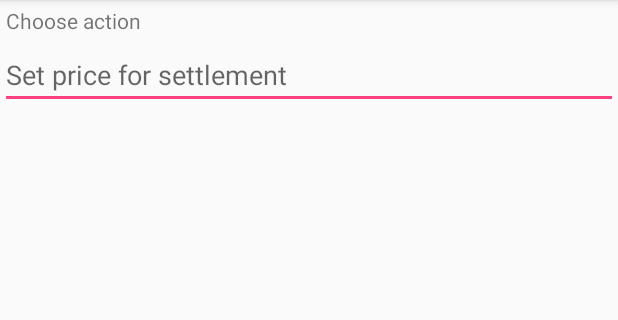
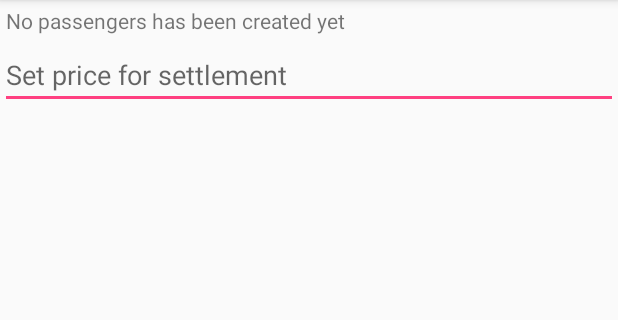
Before and after one commit to vladabraha/Carpool, an Android app: the PassengerSettlement screen opened directly, with no data from a screen before it, on a phone screen of 412 x 824 dp, the part 84-404 px from its top. Run offline under Robolectric (Android 15) with nearby library versions, the light colour scheme and no system bars; our stand-ins replace Firebase (no records; nobody signed in at launch, a user with empty details on screens opened directly).

Commit message:
Change in log out activity and added app icon

```diff
--- a/app/src/main/AndroidManifest.xml
+++ b/app/src/main/AndroidManifest.xml
@@ -11,7 +11,7 @@
 
     <application
         android:allowBackup="true"
-        android:icon="@mipmap/ic_launcher"
+        android:icon="@mipmap/ic_launcher_carpool"
         android:label="@string/app_name"
         android:roundIcon="@mipmap/ic_launcher_round"
         android:supportsRtl="true"
--- a/app/src/main/java/cz/uhk/fim/brahavl1/carpoolv4/Activities/PassengerSettlement.java
+++ b/app/src/main/java/cz/uhk/fim/brahavl1/carpoolv4/Activities/PassengerSettlement.java
@@ -36,12 +36,14 @@ public class PassengerSettlement extends AppCompatActivity implements PassengerS
     private DatabaseConnector databaseConnector;
     private ArrayList<Passenger> listPassenger;
 
-
+    private TextView textViewSettlementInformation;
 
     @Override
     protected void onCreate(Bundle savedInstanceState) {
         super.onCreate(savedInstanceState);
         setContentView(R.layout.activity_passenger_settlement);
+
+        textViewSettlementInformation = findViewById(R.id.textViewSettlementInformation);
 
         mRecyclerView = (RecyclerView) findViewById(R.id.recycler_view_settlement); //sem hodit z tyhle aktivity id recycler view
         mLayoutManager = new LinearLayoutManager(this); //nechat
@@ -79,6 +81,12 @@ public class PassengerSettlement extends AppCompatActivity implements PassengerS
                 mAdapter = new PassengerSettlementRecyclerViewAdapter(listPassenger);
                 mRecyclerView.setAdapter(mAdapter);
                 mAdapter.setOnButtonActionListener(PassengerSettlement.this);
+
+                if (listPassenger.isEmpty()){
+                    textViewSettlementInformation.setText("No passengers has been created yet");
+                }else{
+                    textViewSettlementInformation.setText("Choose action");
+                }
             }
 
             @Override
--- a/app/src/main/res/layout/activity_passenger_settlement.xml
+++ b/app/src/main/res/layout/activity_passenger_settlement.xml
@@ -8,6 +8,7 @@
     android:orientation="vertical">
 
     <TextView
+        android:id="@+id/textViewSettlementInformation"
         android:text="Choose action"
         android:textSize="14dp"
         android:layout_margin="4dp"
--- a/app/src/main/res/mipmap-anydpi-v26/ic_launcher.xml
+++ /dev/null
@@ -1,5 +0,0 @@
-<?xml version="1.0" encoding="utf-8"?>
-<adaptive-icon xmlns:android="http://schemas.android.com/apk/res/android">
-    <background android:drawable="@drawable/ic_launcher_background" />
-    <foreground android:drawable="@drawable/ic_launcher_foreground" />
-</adaptive-icon>
```
Also changed, not shown: app/src/main/java/cz/uhk/fim/brahavl1/carpoolv4/Activities/MainActivity.java (+11 -3 lines), app/src/main/ic_launcher_carpool-web.png (added), app/src/main/res/mipmap-hdpi/ic_launcher.png (deleted), app/src/main/res/mipmap-hdpi/ic_launcher_carpool.png (added), app/src/main/res/mipmap-mdpi/ic_launcher.png (deleted), app/src/main/res/mipmap-mdpi/ic_launcher_carpool.png (added), app/src/main/res/mipmap-xhdpi/ic_launcher.png (deleted), app/src/main/res/mipmap-xhdpi/ic_launcher_carpool.png (added), app/src/main/res/mipmap-xxhdpi/ic_launcher.png (deleted), app/src/main/res/mipmap-xxhdpi/ic_launcher_carpool.png (added), app/src/main/res/mipmap-xxxhdpi/ic_launcher.png (deleted), app/src/main/res/mipmap-xxxhdpi/ic_launcher_carpool.png (added).
